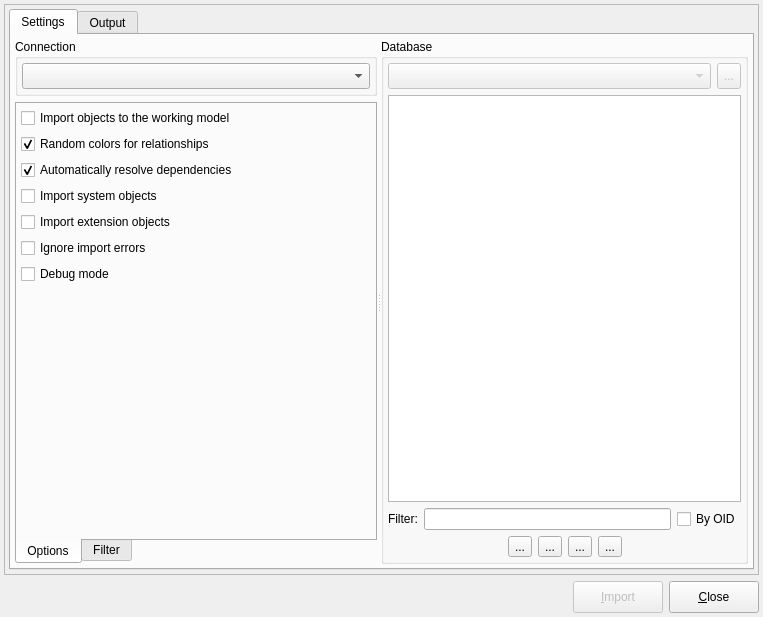
Above: libpgmodeler_ui/ui/databaseimportform.ui from pgmodeler/pgmodeler before the change. Below: the same form after it.
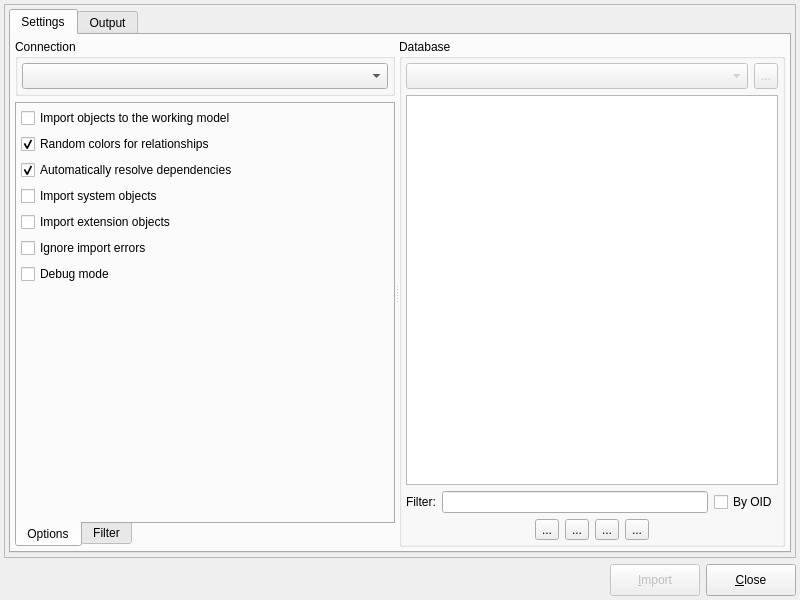
That is the form after the change. Icons and pictures are not drawn.

```diff
--- a/libpgmodeler_ui/ui/databaseimportform.ui
+++ b/libpgmodeler_ui/ui/databaseimportform.ui
@@ -9,8 +9,8 @@
    <rect>
     <x>0</x>
     <y>0</y>
-    <width>763</width>
-    <height>617</height>
+    <width>800</width>
+    <height>600</height>
    </rect>
   </property>
   <property name="sizePolicy">
@@ -21,8 +21,8 @@
   </property>
   <property name="minimumSize">
    <size>
-    <width>690</width>
-    <height>530</height>
+    <width>800</width>
+    <height>600</height>
    </size>
   </property>
   <property name="maximumSize">
```
